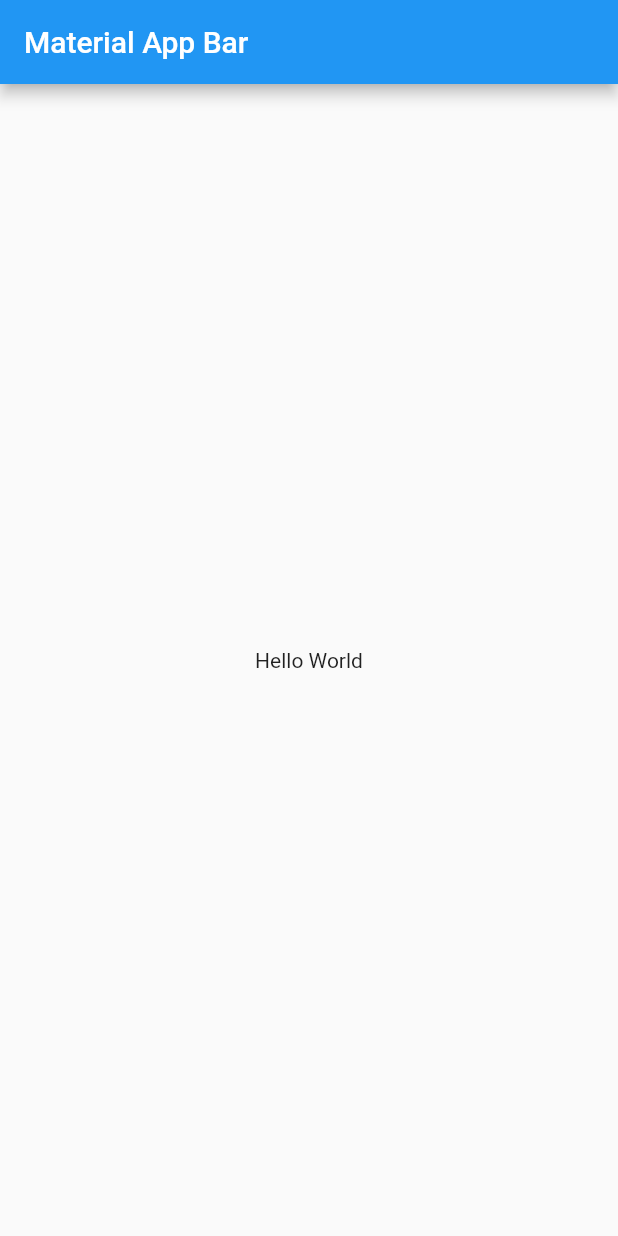
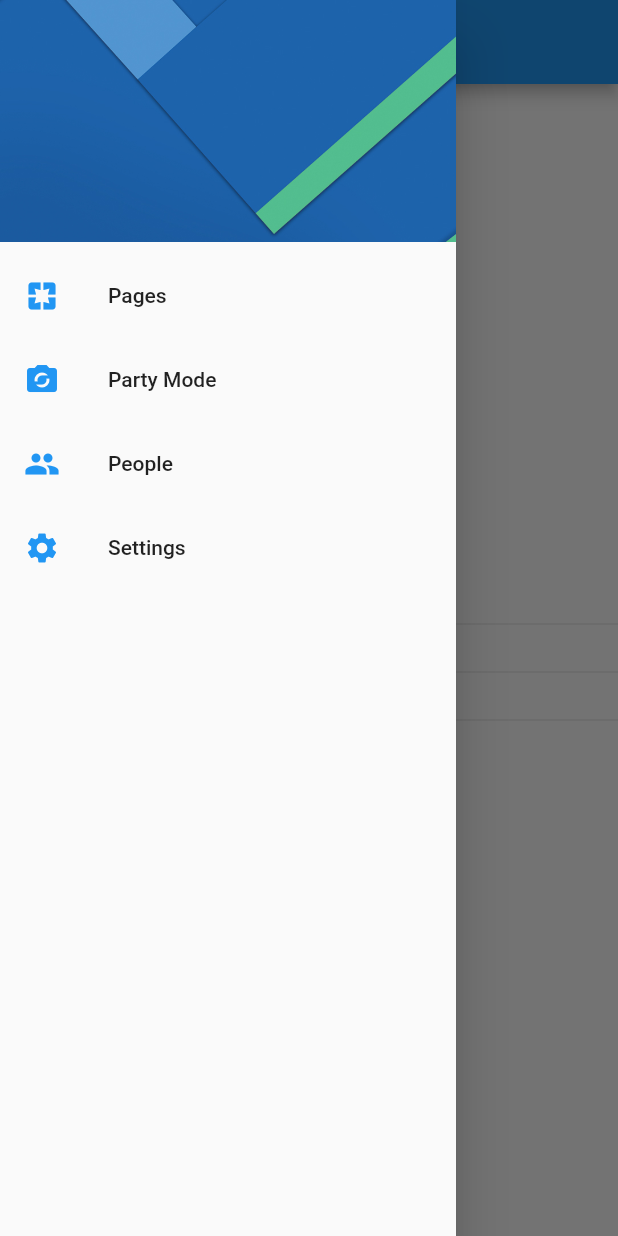
Before and after one commit to bryanmps07/preferenciasusuarioapp, a Flutter app: the screen it shows after launch, with the side drawer open (before the commit the screen has no drawer), on a phone screen of 412 x 824 dp. Run offline on Flutter 3.47's test engine with Material 2 defaults, Android fonts, the phone set to English and light mode, and no system bars.

Commit message:
Commit hasta video 186

```diff
--- a/lib/main.dart
+++ b/lib/main.dart
@@ -1,4 +1,7 @@
 import 'package:flutter/material.dart';
+
+import 'package:preferenciausuarioapp/src/pages/home_page.dart';
+import 'package:preferenciausuarioapp/src/pages/settings_page.dart';
 
 void main() => runApp(MyApp());
 
@@ -6,18 +9,13 @@ class MyApp extends StatelessWidget {
   @override
   Widget build(BuildContext context) {
     return MaterialApp(
-      title: 'Preferencia de Usuarios App',
+      title: 'Preferencias',
       debugShowCheckedModeBanner: false,
-      home: Scaffold(
-        appBar: AppBar(
-          title: Text('Material App Bar'),
-        ),
-        body: Center(
-          child: Container(
-            child: Text('Hello World'),
-          ),
-        ),
-      ),
+      initialRoute: HomePage.routeName,
+      routes: {
+        HomePage.routeName      : ( BuildContext context ) => HomePage(),
+        SettingsPage.routeName  : ( BuildContext context ) => SettingsPage(),
+      },
     );
   }
 }
--- /dev/null
+++ b/lib/src/pages/home_page.dart
@@ -0,0 +1,83 @@
+import 'package:flutter/material.dart';
+
+import 'package:preferenciausuarioapp/src/widgets/menu_widget.dart';
+
+class HomePage extends StatelessWidget {
+
+  static final String routeName = 'home';
+
+
+
+  @override
+  Widget build(BuildContext context) {
+    return Scaffold(
+      appBar: AppBar(
+        title: Text('Preferencias de Usuario'),
+      ),
+      drawer: MenuWidget(),
+      body: Column(
+        mainAxisAlignment: MainAxisAlignment.center,
+        children: <Widget>[
+          Text('Color Secundario'),
+          Divider(),
+          Text('Genero'),
+          Divider(),
+          Text('Nombre Usuario'),
+          Divider(),
+        ],
+      ),
+    );
+  }
+
+  // Drawer _crearMenu( BuildContext context ) {
+
+  //   return Drawer(
+  //     child: ListView(
+  //       padding: EdgeInsets.zero,
+  //       children: <Widget>[
+  //         DrawerHeader(
+  //           child: Container(),
+  //           decoration: BoxDecoration(
+  //             image: DecorationImage(
+  //               image: AssetImage('assets/menu-img.jpg'),
+  //               fit: BoxFit.cover
+  //             )
+  //           ),
+  //         ),
+
+  //         ListTile(
+  //           leading: Icon( Icons.pages, color: Colors.blue ),
+  //           title: Text('Pages'),
+  //           onTap: () => Navigator.pushReplacementNamed(context, HomePage.routeName),
+  //         ),
+
+  //         ListTile(
+  //           leading: Icon( Icons.party_mode, color: Colors.blue ),
+  //           title: Text('Party Mode'),
+  //           onTap: (){},
+  //         ),
+
+  //         ListTile(
+  //           leading: Icon( Icons.people, color: Colors.blue ),
+  //           title: Text('People'),
+  //           onTap: (){},
+  //         ),
+
+  //         ListTile(
+  //           leading: Icon( Icons.settings, color: Colors.blue ),
+  //           title: Text('Settings'),
+  //           onTap: () {
+  //             //Navigator.pop(context);
+  //             Navigator.pushReplacementNamed( context, SettingsPage.routeName );
+  //           },
+  //         ),
+
+
+  //       ],
+  //     ),
+  //   );
+
+  // }
+
+
+}
--- /dev/null
+++ b/lib/src/widgets/menu_widget.dart
@@ -0,0 +1,55 @@
+import 'package:flutter/material.dart';
+
+import 'package:preferenciausuarioapp/src/pages/home_page.dart';
+import 'package:preferenciausuarioapp/src/pages/settings_page.dart';
+
+class MenuWidget extends StatelessWidget {
+  @override
+  Widget build(BuildContext context) {
+    return Drawer(
+      child: ListView(
+        padding: EdgeInsets.zero,
+        children: <Widget>[
+          DrawerHeader(
+            child: Container(),
+            decoration: BoxDecoration(
+              image: DecorationImage(
+                image: AssetImage('assets/menu-img.jpg'),
+                fit: BoxFit.cover
+              )
+            ),
+          ),
+
+          ListTile(
+            leading: Icon( Icons.pages, color: Colors.blue ),
+            title: Text('Pages'),
+            onTap: () => Navigator.pushReplacementNamed(context, HomePage.routeName),
+          ),
+
+          ListTile(
+            leading: Icon( Icons.party_mode, color: Colors.blue ),
+            title: Text('Party Mode'),
+            onTap: (){},
+          ),
+
+          ListTile(
+            leading: Icon( Icons.people, color: Colors.blue ),
+            title: Text('People'),
+            onTap: (){},
+          ),
+
+          ListTile(
+            leading: Icon( Icons.settings, color: Colors.blue ),
+            title: Text('Settings'),
+            onTap: () {
+              //Navigator.pop(context);
+              Navigator.pushReplacementNamed( context, SettingsPage.routeName );
+            },
+          ),
+
+
+        ],
+      ),
+    );
+  }
+}
--- a/pubspec.yaml
+++ b/pubspec.yaml
@@ -23,6 +23,7 @@ dependencies:
   # The following adds the Cupertino Icons font to your application.
   # Use with the CupertinoIcons class for iOS style icons.
   cupertino_icons: ^0.1.2
+  shared_preferences: ^0.5.7+3
 
 dev_dependencies:
   flutter_test:
@@ -41,8 +42,8 @@ flutter:
   uses-material-design: true
 
   # To add assets to your application, add an assets section, like this:
-  # assets:
-  #  - images/a_dot_burr.jpeg
+  assets:
+   - assets/menu-img.jpg
   #  - images/a_dot_ham.jpeg
 
   # An image asset can refer to one or more resolution-specific "variants", see
```
Also changed, not shown: lib/src/pages/settings_page.dart (added, +95 -0 lines), assets/menu-img.jpg (added), pubspec.lock.
